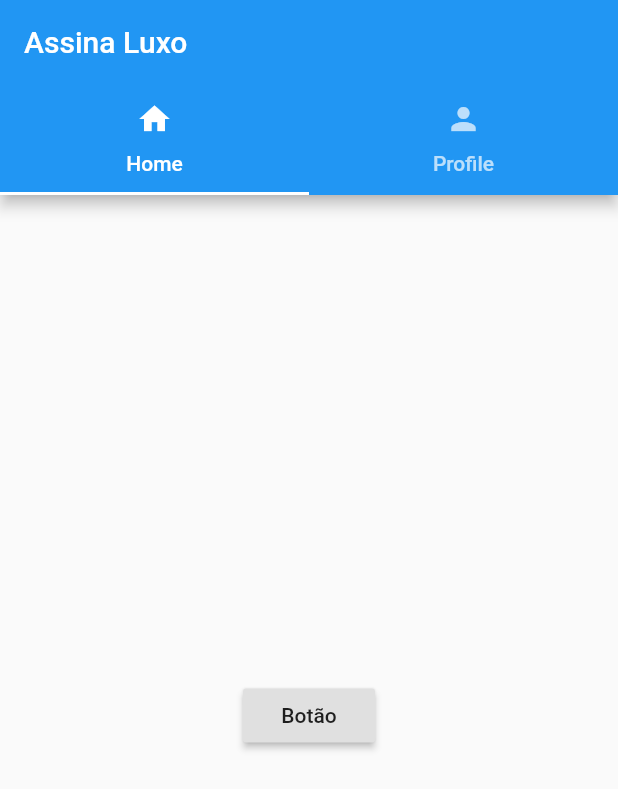
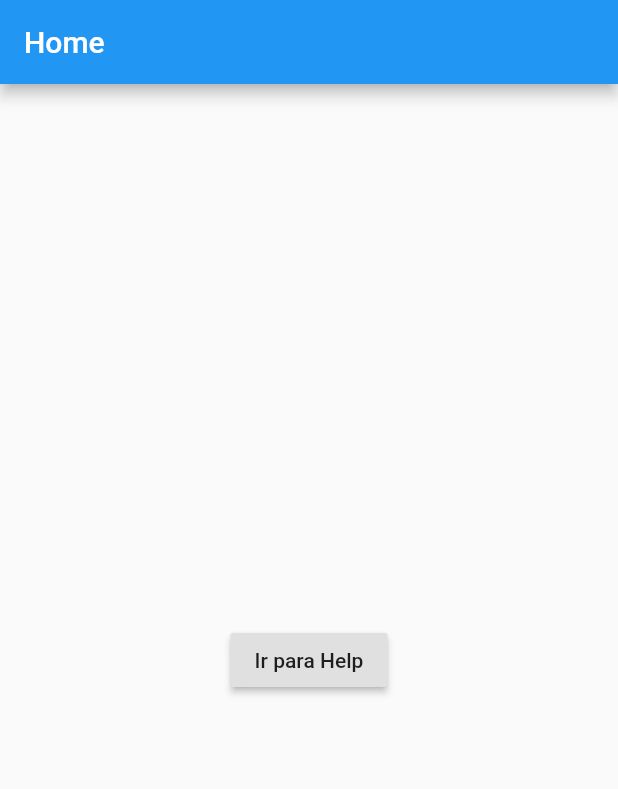
Before and after one commit to AngeloFilhoPS/flutter-study, a Flutter app: the screen it shows after launch, on a phone screen of 412 x 824 dp. Shown: the top 789 px of the screen. Run offline on Flutter 3.47's test engine with Material 2 defaults, Android fonts, the phone set to English and light mode, and no system bars.

Commit message:
navegação entre telas  modulo 3-14

```diff
--- a/lib/main.dart
+++ b/lib/main.dart
@@ -1,4 +1,5 @@
 import 'package:flutter/material.dart';
+import 'package:flutter_webview/src/help.dart';
 import 'package:flutter_webview/src/home.dart';
 import 'package:flutter_webview/src/homeTabBar.dart';
 import 'exemplo.dart';
@@ -9,7 +10,11 @@ class MeuApp extends StatelessWidget {
   @override
   Widget build(BuildContext context) {
     return MaterialApp(
-      home: HomeTabBar(),
+      routes: {
+        '/home': (context) => HomePage(),
+        '/help': (context) => HelpPage()
+      },
+      initialRoute: '/home',
     );
   }
 }
--- a/lib/src/help.dart
+++ b/lib/src/help.dart
@@ -3,8 +3,13 @@ import 'package:flutter/material.dart';
 class HelpPage extends StatelessWidget {
   @override
   Widget build(BuildContext context) {
-    return Center(
-      child: Text('Ajuda'),
+    return Scaffold(
+      appBar: AppBar(
+        title: Text('Help'),
+      ),
+      body: Center(
+        child: Text('tela help'),
+      ),
     );
   }
 }
--- a/lib/src/home.dart
+++ b/lib/src/home.dart
@@ -3,20 +3,17 @@ import 'package:flutter/material.dart';
 class HomePage extends StatelessWidget {
   @override
   Widget build(BuildContext context) {
-    return Center(
-      child: RaisedButton(
-        onPressed: () {
-          var snackbar = SnackBar(
-            content: Text("Text 1, 2, 3"),
-            action: SnackBarAction(
-              label: 'Desfazer',
-              onPressed: () {},
-            ),
-          );
-
-          Scaffold.of(context).showSnackBar(snackbar);
-        },
-        child: Text('Botão'),
+    return Scaffold(
+      appBar: AppBar(
+        title: Text('Home'),
+      ),
+      body: Center(
+        child: RaisedButton(
+          onPressed: () {
+            Navigator.pushNamed(context, '/help');
+          },
+          child: Text('Ir para Help'),
+        ),
       ),
     );
   }
```
